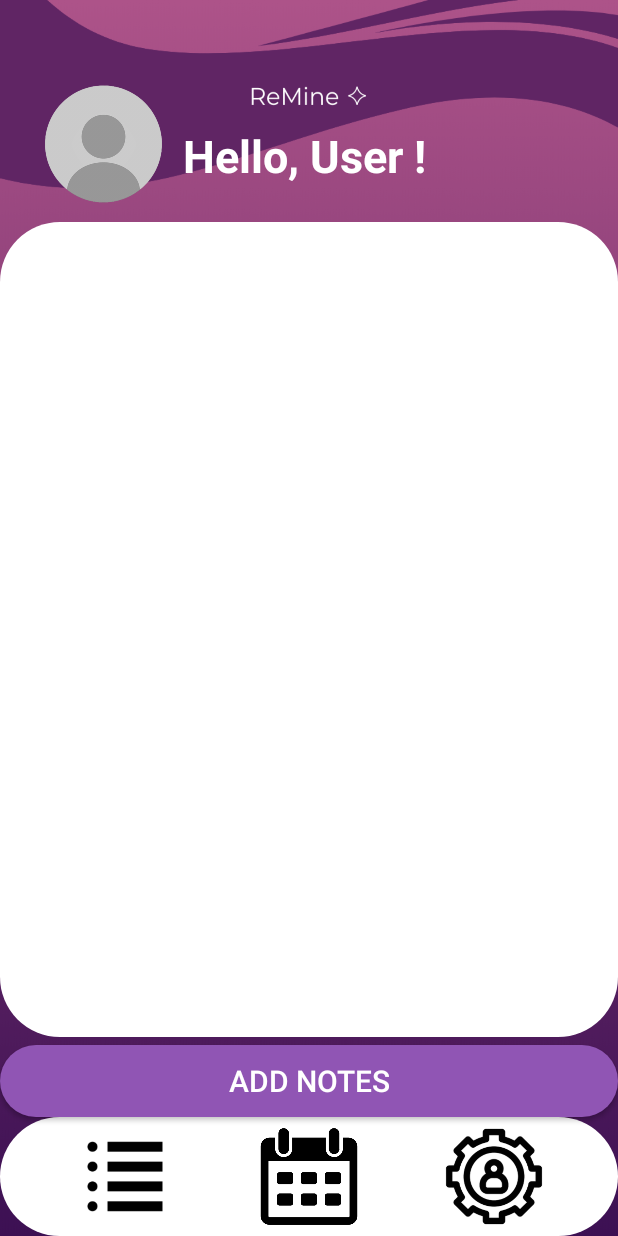
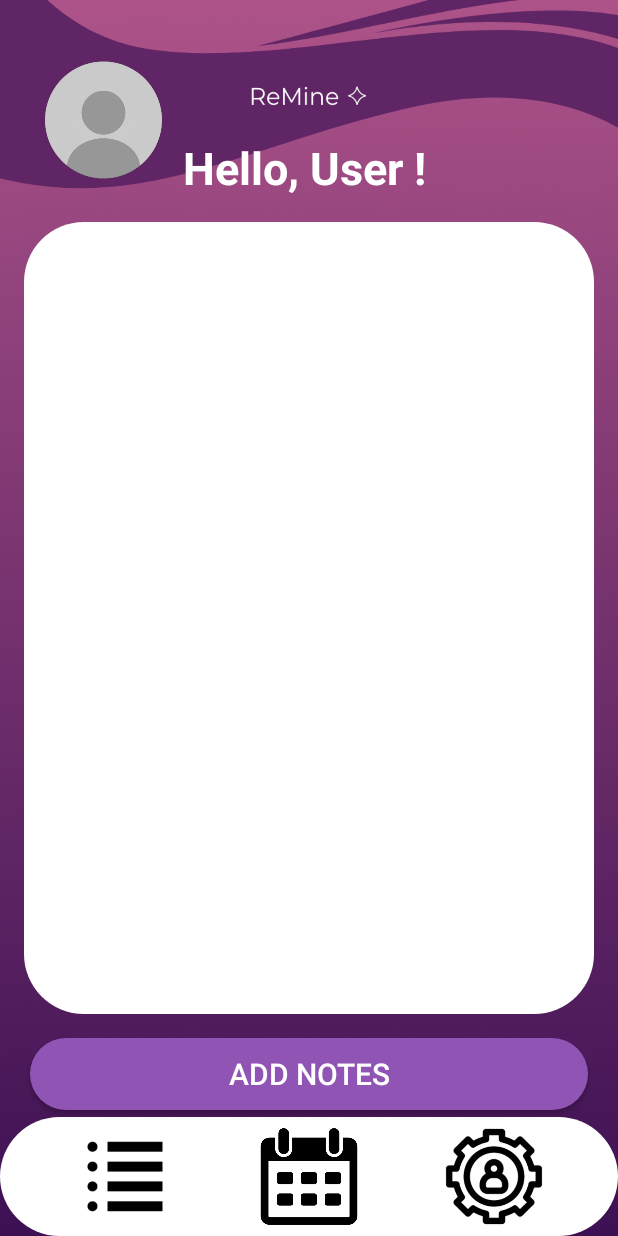
Before and after one commit to gomeyyy/ReMine, an Android app: the DashboardActivity screen opened directly, with no data from a screen before it, on a phone screen of 412 x 824 dp. Run offline under Robolectric (Android 15) with nearby library versions, the phone set to English and light mode, and no system bars; our stand-ins replace Firebase (no records; nobody signed in at launch, a user with empty details on screens opened directly).

Commit message:
Add all task view at dashboard

```diff
--- a/app/src/main/java/com/razinrahimi/remine/ui/DashboardActivity.java
+++ b/app/src/main/java/com/razinrahimi/remine/ui/DashboardActivity.java
@@ -4,25 +4,43 @@ import android.annotation.SuppressLint;
 import android.content.Intent;
 import android.os.Bundle;
 import android.text.TextUtils;
+import android.util.Log;
 import android.widget.Button;
 import android.widget.TextView;
 import android.widget.Toast;
 
 import androidx.activity.EdgeToEdge;
+import androidx.annotation.Nullable;
 import androidx.appcompat.app.AppCompatActivity;
 import androidx.core.graphics.Insets;
 import androidx.core.view.ViewCompat;
 import androidx.core.view.WindowInsetsCompat;
+import androidx.recyclerview.widget.LinearLayoutManager;
+import androidx.recyclerview.widget.RecyclerView;
 
 import com.google.firebase.auth.FirebaseAuth;
 import com.google.firebase.auth.FirebaseUser;
 import com.google.firebase.firestore.DocumentReference;
+import com.google.firebase.firestore.DocumentSnapshot;
+import com.google.firebase.firestore.EventListener;
 import com.google.firebase.firestore.FirebaseFirestore;
+import com.google.firebase.firestore.FirebaseFirestoreException;
+import com.google.firebase.firestore.Query;
+import com.google.firebase.firestore.QuerySnapshot;
 import com.razinrahimi.remine.R;
+import com.razinrahimi.remine.adapters.TaskAdapter;
+import com.razinrahimi.remine.data.Task;
+import com.razinrahimi.remine.data.UserTask;
+
+import java.util.ArrayList;
+import java.util.List;
 
 public class DashboardActivity extends AppCompatActivity {
 
     private Button buttonToDashboard, buttonToMaster, buttonToAccount, buttonToNotes;
+    private RecyclerView allTask;
+    private List<Task> taskList;
+    private TaskAdapter taskAdapter;
     private TextView greetings;
     private FirebaseAuth mAuth;
     private FirebaseFirestore db;
@@ -39,6 +57,13 @@ public class DashboardActivity extends AppCompatActivity {
         db = FirebaseFirestore.getInstance();
         currentUser = mAuth.getCurrentUser();
 
+        allTask = findViewById(R.id.task_view_dashboard);
+        allTask.setLayoutManager(new LinearLayoutManager(this));
+
+        taskList = new ArrayList<>();
+        taskAdapter = new TaskAdapter(taskList);
+        allTask.setAdapter(taskAdapter);
+
         greetings = findViewById(R.id.username_text);
         buttonToDashboard = findViewById(R.id.button_to_dashboard);
         buttonToAccount = findViewById(R.id.button_to_account);
@@ -52,6 +77,7 @@ public class DashboardActivity extends AppCompatActivity {
 
         if (currentUser != null) {
             loadUserData(); // Call loadUserData() only if user is logged in
+            fetchTasksFromFirestore();
         }
 
         ViewCompat.setOnApplyWindowInsetsListener(findViewById(R.id.main), (v, insets) -> {
@@ -78,4 +104,26 @@ public class DashboardActivity extends AppCompatActivity {
             }
         }).addOnFailureListener(e -> Toast.makeText(this, "Failed to load data", Toast.LENGTH_SHORT).show());
     }
+
+    private void fetchTasksFromFirestore() {
+        db.collection("tasks")
+                .orderBy("dueDate", Query.Direction.ASCENDING)
+                .addSnapshotListener(new EventListener<QuerySnapshot>() {
+                    @Override
+                    public void onEvent(@Nullable QuerySnapshot value, @Nullable FirebaseFirestoreException e) {
+                        if (e != null) {
+                            Log.e("Firestore Error", e.getMessage());
+                            return;
+                        }
+                        taskList.clear();
+                        for (DocumentSnapshot doc : value.getDocuments()) {
+                            UserTask task = doc.toObject(UserTask.class); // ✅ Firestore can now create an instance
+
+                            taskList.add(task);
+                        }
+                        taskAdapter.setTasks(taskList);
+                    }
+                });
+    }
+
 }
--- a/app/src/main/java/com/razinrahimi/remine/ui/MasterTimetable.java
+++ b/app/src/main/java/com/razinrahimi/remine/ui/MasterTimetable.java
@@ -35,8 +35,8 @@ public class MasterTimetable extends AppCompatActivity {
 
     private RecyclerView recyclerView;
     private TaskAdapter taskAdapter;
+    private FirebaseFirestore db;
     private List<Task> taskList;
-    private FirebaseFirestore db;
 
     private Spinner displayCategory;
     Button goToAddTaskButton, refreshButton;
--- a/app/src/main/res/layout/activity_dashboard.xml
+++ b/app/src/main/res/layout/activity_dashboard.xml
@@ -1,6 +1,5 @@
 <?xml version="1.0" encoding="utf-8"?>
-<androidx.constraintlayout.widget.ConstraintLayout
-    xmlns:android="http://schemas.android.com/apk/res/android"
+<androidx.constraintlayout.widget.ConstraintLayout xmlns:android="http://schemas.android.com/apk/res/android"
     xmlns:app="http://schemas.android.com/apk/res-auto"
     xmlns:tools="http://schemas.android.com/tools"
     android:id="@+id/main"
@@ -14,7 +13,7 @@
         android:layout_width="106dp"
         android:layout_height="104dp"
         android:layout_marginStart="16dp"
-        android:layout_marginTop="44dp"
+        android:layout_marginTop="28dp"
         app:layout_constraintStart_toStartOf="parent"
         app:layout_constraintTop_toTopOf="parent"
         app:srcCompat="@drawable/defaultavatar" />
@@ -31,45 +30,50 @@
         android:textStyle="bold"
         app:layout_constraintBottom_toBottomOf="@id/imageView"
         app:layout_constraintEnd_toEndOf="parent"
-        app:layout_constraintHorizontal_bias="0.0"
+        app:layout_constraintHorizontal_bias="1.0"
         app:layout_constraintStart_toEndOf="@id/imageView"
         app:layout_constraintTop_toTopOf="parent"
-        app:layout_constraintVertical_bias="0.671" />
+        app:layout_constraintVertical_bias="1.0" />
 
-    <ListView
-        android:id="@+id/listView"
+    <androidx.recyclerview.widget.RecyclerView
+        android:id="@+id/task_view_dashboard"
         android:layout_width="0dp"
         android:layout_height="0dp"
+        android:layout_margin="16dp"
         android:background="@drawable/whitebackground"
-        android:paddingHorizontal="10dp"
-        android:paddingTop="20dp"
-        app:layout_constraintTop_toBottomOf="@id/imageView"
+        app:layout_constraintBottom_toTopOf="@id/button_to_notes"
+        app:layout_constraintEnd_toEndOf="parent"
         app:layout_constraintStart_toStartOf="parent"
-        app:layout_constraintEnd_toEndOf="parent"
-        app:layout_constraintBottom_toTopOf="@id/button_to_notes" />
+        app:layout_constraintTop_toBottomOf="@id/username_text"
+        app:layout_constraintVertical_bias="0.5" />
 
     <Button
         android:id="@+id/button_to_notes"
-        android:layout_width="0dp"
+        android:layout_width="match_parent"
         android:layout_height="wrap_content"
+        android:layout_margin="20dp"
+        android:background="@drawable/shapedashboard"
         android:text="Add notes"
         android:textColor="@color/white"
         android:textSize="20sp"
-        android:background="@drawable/shapedashboard"
-        android:layout_marginTop="5dp"
-        app:layout_constraintTop_toBottomOf="@id/listView"
+        app:layout_constraintBottom_toBottomOf="parent"
+        app:layout_constraintEnd_toEndOf="parent"
+        app:layout_constraintHorizontal_bias="0.4"
         app:layout_constraintStart_toStartOf="parent"
-        app:layout_constraintEnd_toEndOf="parent" />
+        app:layout_constraintTop_toTopOf="parent"
+        app:layout_constraintVertical_bias="0.913" />
 
     <androidx.constraintlayout.widget.ConstraintLayout
         android:id="@+id/bottom_menu"
         android:layout_width="0dp"
         android:layout_height="79dp"
         android:background="@drawable/whitebackground"
+        app:layout_constraintBottom_toBottomOf="parent"
+        app:layout_constraintEnd_toEndOf="parent"
+        app:layout_constraintHorizontal_bias="1.0"
+        app:layout_constraintStart_toStartOf="parent"
         app:layout_constraintTop_toBottomOf="@id/button_to_notes"
-        app:layout_constraintStart_toStartOf="parent"
-        app:layout_constraintEnd_toEndOf="parent"
-        app:layout_constraintBottom_toBottomOf="parent">
+        app:layout_constraintVertical_bias="1.0">
 
         <Button
             android:id="@+id/button_to_dashboard"
@@ -89,10 +93,10 @@
             android:layout_height="wrap_content"
             android:background="@drawable/dashboardbuttontimetable"
             android:textColor="@color/white"
-            app:layout_constraintTop_toTopOf="parent"
             app:layout_constraintBottom_toBottomOf="parent"
+            app:layout_constraintEnd_toStartOf="@+id/button_to_account"
             app:layout_constraintStart_toEndOf="@+id/button_to_dashboard"
-            app:layout_constraintEnd_toStartOf="@+id/button_to_account" />
+            app:layout_constraintTop_toTopOf="parent" />
 
         <Button
             android:id="@+id/button_to_account"
@@ -100,17 +104,17 @@
             android:layout_height="wrap_content"
             android:background="@drawable/accountsetting_profile"
             android:textColor="@color/white"
-            app:layout_constraintTop_toTopOf="parent"
             app:layout_constraintBottom_toBottomOf="parent"
+            app:layout_constraintEnd_toEndOf="parent"
             app:layout_constraintStart_toEndOf="@+id/button_to_master"
-            app:layout_constraintEnd_toEndOf="parent" />
+            app:layout_constraintTop_toTopOf="parent" />
 
         <!-- Creating a horizontal chain for even distribution -->
         <androidx.constraintlayout.widget.Guideline
             android:id="@+id/guideline_start"
             android:layout_width="wrap_content"
             android:layout_height="wrap_content"
-            app:layout_constraintGuide_percent="0.1" />
+            app:layout_constraintGuide_percent="1.0" />
 
         <androidx.constraintlayout.widget.Guideline
             android:id="@+id/guideline_end"
```
